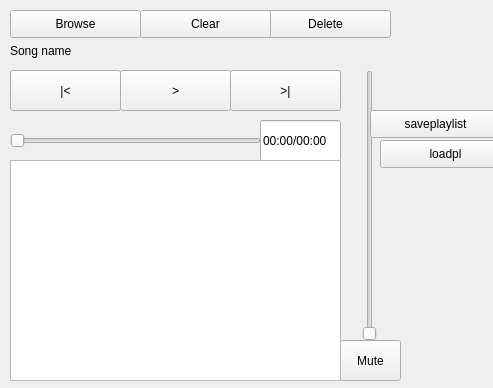
Qt form Right_Player/rightplayer.ui (kiiint/RightPlayer) before a commit.
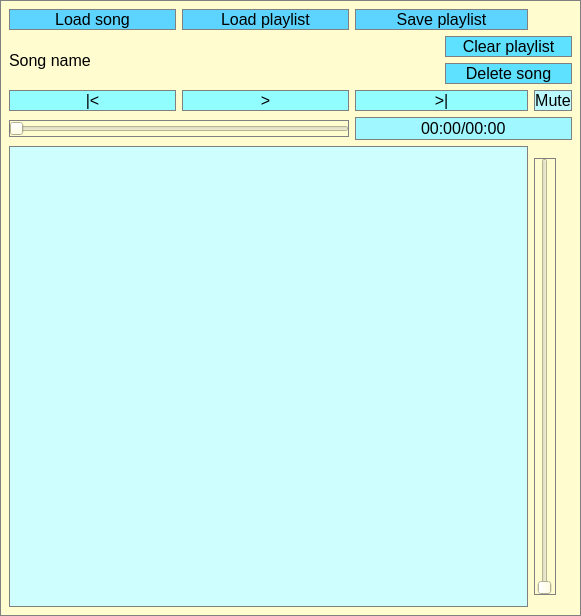
The same form after that commit.

Commit message: Improved interface visual

```diff
--- a/Right_Player/rightplayer.ui
+++ b/Right_Player/rightplayer.ui
@@ -6,202 +6,334 @@
    <rect>
     <x>0</x>
     <y>0</y>
-    <width>493</width>
-    <height>388</height>
+    <width>581</width>
+    <height>616</height>
    </rect>
   </property>
   <property name="windowTitle">
    <string>RightPlayer</string>
   </property>
+  <property name="styleSheet">
+   <string notr="true">QWidget{
+   border: 1px solid gray;
+   background-color: rgb(255, 252, 208) ;
+}
+QPushButton:pressed {
+    background-color: qlineargradient(x1: 0, y1: 0, x2: 0, y2: 1,
+                                      stop: 0 #ffbc47, stop: 1 #f5dfba);
+}</string>
+  </property>
   <widget class="QWidget" name="centralwidget">
-   <widget class="QPushButton" name="openfile">
-    <property name="geometry">
-     <rect>
-      <x>10</x>
-      <y>10</y>
-      <width>131</width>
-      <height>28</height>
-     </rect>
-    </property>
-    <property name="text">
-     <string>Browse</string>
-    </property>
-   </widget>
-   <widget class="QLabel" name="songname">
-    <property name="geometry">
-     <rect>
-      <x>10</x>
-      <y>40</y>
-      <width>331</width>
-      <height>21</height>
-     </rect>
-    </property>
-    <property name="contextMenuPolicy">
-     <enum>Qt::CustomContextMenu</enum>
-    </property>
-    <property name="layoutDirection">
-     <enum>Qt::LeftToRight</enum>
-    </property>
-    <property name="text">
-     <string>Song name</string>
-    </property>
-    <property name="alignment">
-     <set>Qt::AlignLeading|Qt::AlignLeft|Qt::AlignVCenter</set>
-    </property>
-   </widget>
-   <widget class="QSlider" name="slidertime">
-    <property name="geometry">
-     <rect>
-      <x>10</x>
-      <y>130</y>
-      <width>251</width>
-      <height>22</height>
-     </rect>
-    </property>
-    <property name="orientation">
-     <enum>Qt::Horizontal</enum>
-    </property>
-   </widget>
-   <widget class="QLineEdit" name="timesong">
-    <property name="geometry">
-     <rect>
-      <x>260</x>
-      <y>120</y>
-      <width>81</width>
-      <height>41</height>
-     </rect>
-    </property>
-    <property name="text">
-     <string>00:00/00:00</string>
-    </property>
-   </widget>
-   <widget class="QPushButton" name="stop_play">
-    <property name="geometry">
-     <rect>
-      <x>120</x>
-      <y>70</y>
-      <width>111</width>
-      <height>41</height>
-     </rect>
-    </property>
-    <property name="text">
-     <string>&gt;</string>
-    </property>
-   </widget>
-   <widget class="QPushButton" name="nextsong">
-    <property name="geometry">
-     <rect>
-      <x>230</x>
-      <y>70</y>
-      <width>111</width>
-      <height>41</height>
-     </rect>
-    </property>
-    <property name="text">
-     <string>&gt;|</string>
-    </property>
-   </widget>
-   <widget class="QPushButton" name="previous">
-    <property name="geometry">
-     <rect>
-      <x>10</x>
-      <y>70</y>
-      <width>111</width>
-      <height>41</height>
-     </rect>
-    </property>
-    <property name="text">
-     <string>|&lt;</string>
-    </property>
-   </widget>
-   <widget class="QSlider" name="volumesong">
-    <property name="geometry">
-     <rect>
-      <x>360</x>
-      <y>70</y>
-      <width>20</width>
-      <height>271</height>
-     </rect>
-    </property>
-    <property name="orientation">
-     <enum>Qt::Vertical</enum>
-    </property>
-   </widget>
-   <widget class="QPushButton" name="mute">
-    <property name="geometry">
-     <rect>
-      <x>340</x>
-      <y>340</y>
-      <width>61</width>
-      <height>41</height>
-     </rect>
-    </property>
-    <property name="text">
-     <string>Mute</string>
-    </property>
-   </widget>
-   <widget class="QListWidget" name="playlisttable">
-    <property name="geometry">
-     <rect>
-      <x>10</x>
-      <y>160</y>
-      <width>331</width>
-      <height>221</height>
-     </rect>
-    </property>
-   </widget>
-   <widget class="QPushButton" name="deletesong">
-    <property name="geometry">
-     <rect>
-      <x>260</x>
-      <y>10</y>
-      <width>131</width>
-      <height>28</height>
-     </rect>
-    </property>
-    <property name="text">
-     <string>Delete</string>
-    </property>
-   </widget>
-   <widget class="QPushButton" name="clearplaylist">
-    <property name="geometry">
-     <rect>
-      <x>140</x>
-      <y>10</y>
-      <width>131</width>
-      <height>28</height>
-     </rect>
-    </property>
-    <property name="text">
-     <string>Clear</string>
-    </property>
-   </widget>
-   <widget class="QPushButton" name="saveplaylist">
-    <property name="geometry">
-     <rect>
-      <x>370</x>
-      <y>110</y>
-      <width>131</width>
-      <height>28</height>
-     </rect>
-    </property>
-    <property name="text">
-     <string>saveplaylist</string>
-    </property>
-   </widget>
-   <widget class="QPushButton" name="loadplaylist">
-    <property name="geometry">
-     <rect>
-      <x>380</x>
-      <y>140</y>
-      <width>131</width>
-      <height>28</height>
-     </rect>
-    </property>
-    <property name="text">
-     <string>loadpl</string>
-    </property>
-   </widget>
+   <layout class="QGridLayout" name="gridLayout">
+    <item row="7" column="6">
+     <widget class="QSlider" name="volumesong">
+      <property name="enabled">
+       <bool>true</bool>
+      </property>
+      <property name="minimumSize">
+       <size>
+        <width>22</width>
+        <height>0</height>
+       </size>
+      </property>
+      <property name="styleSheet">
+       <string notr="true">Slider {
+   border: none;
+}</string>
+      </property>
+      <property name="orientation">
+       <enum>Qt::Vertical</enum>
+      </property>
+     </widget>
+    </item>
+    <item row="0" column="0" colspan="2">
+     <widget class="QPushButton" name="openfile">
+      <property name="font">
+       <font>
+        <pointsize>12</pointsize>
+       </font>
+      </property>
+      <property name="styleSheet">
+       <string notr="true">QPushButton {
+   border: 1px solid gray;
+   background-color: rgb(92, 212, 255);
+}
+QPushButton:pressed {
+    background-color: qlineargradient(x1: 0, y1: 0, x2: 0, y2: 1,
+                                      stop: 0 #ffbc47, stop: 1 #f5dfba);
+}</string>
+      </property>
+      <property name="text">
+       <string>Load song</string>
+      </property>
+     </widget>
+    </item>
+    <item row="3" column="6">
+     <widget class="QPushButton" name="mute">
+      <property name="font">
+       <font>
+        <pointsize>12</pointsize>
+       </font>
+      </property>
+      <property name="styleSheet">
+       <string notr="true">QPushButton {
+   border: 1px solid gray;
+   background-color:rgb(187, 249, 255) ;
+}
+QPushButton:pressed {
+    background-color: qlineargradient(x1: 0, y1: 0, x2: 0, y2: 1,
+                                      stop: 0 #ffbc47, stop: 1 #f5dfba);
+}</string>
+      </property>
+      <property name="text">
+       <string>Mute</string>
+      </property>
+     </widget>
+    </item>
+    <item row="3" column="0" colspan="2">
+     <widget class="QPushButton" name="previous">
+      <property name="font">
+       <font>
+        <pointsize>12</pointsize>
+       </font>
+      </property>
+      <property name="styleSheet">
+       <string notr="true">QPushButton {
+   border: 1px solid gray;
+   background-color: rgb(146, 253, 255);
+}
+QPushButton:pressed {
+    background-color: qlineargradient(x1: 0, y1: 0, x2: 0, y2: 1,
+                                      stop: 0 #ffbc47, stop: 1 #f5dfba);
+}</string>
+      </property>
+      <property name="text">
+       <string>|&lt;</string>
+      </property>
+     </widget>
+    </item>
+    <item row="4" column="4" colspan="3">
+     <widget class="QLineEdit" name="timesong">
+      <property name="font">
+       <font>
+        <pointsize>12</pointsize>
+       </font>
+      </property>
+      <property name="styleSheet">
+       <string notr="true">QLineEdit {
+   border: 1px solid gray;
+   background-color: rgb(161, 247, 255);
+}
+QPushButton:pressed {
+    background-color: qlineargradient(x1: 0, y1: 0, x2: 0, y2: 1,
+                                      stop: 0 #ffbc47, stop: 1 #f5dfba);
+}</string>
+      </property>
+      <property name="text">
+       <string>00:00/00:00</string>
+      </property>
+      <property name="alignment">
+       <set>Qt::AlignCenter</set>
+      </property>
+     </widget>
+    </item>
+    <item row="5" column="0" rowspan="5" colspan="6">
+     <widget class="QListWidget" name="playlisttable">
+      <property name="font">
+       <font>
+        <pointsize>14</pointsize>
+       </font>
+      </property>
+      <property name="styleSheet">
+       <string notr="true">QListWidget {
+   border: 1px solid gray;
+   background-color: rgb(207, 254, 255);
+}
+QPushButton:pressed {
+    background-color: qlineargradient(x1: 0, y1: 0, x2: 0, y2: 1,
+                                      stop: 0 #ffbc47, stop: 1 #f5dfba);
+}</string>
+      </property>
+     </widget>
+    </item>
+    <item row="3" column="2" colspan="2">
+     <widget class="QPushButton" name="stop_play">
+      <property name="font">
+       <font>
+        <pointsize>12</pointsize>
+       </font>
+      </property>
+      <property name="styleSheet">
+       <string notr="true">QPushButton {
+   border: 1px solid gray;
+   background-color: rgb(146, 253, 255);
+}
+QPushButton:pressed {
+    background-color: qlineargradient(x1: 0, y1: 0, x2: 0, y2: 1,
+                                      stop: 0 #ffbc47, stop: 1 #f5dfba);
+}</string>
+      </property>
+      <property name="text">
+       <string>&gt;</string>
+      </property>
+     </widget>
+    </item>
+    <item row="0" column="4" colspan="2">
+     <widget class="QPushButton" name="saveplaylist">
+      <property name="font">
+       <font>
+        <pointsize>12</pointsize>
+       </font>
+      </property>
+      <property name="styleSheet">
+       <string notr="true">QPushButton {
+   border: 1px solid gray;
+   background-color: rgb(92, 212, 255) ;
+}
+QPushButton:pressed {
+    background-color: qlineargradient(x1: 0, y1: 0, x2: 0, y2: 1,
+                                      stop: 0 #ffbc47, stop: 1 #f5dfba);
+}</string>
+      </property>
+      <property name="text">
+       <string>Save playlist</string>
+      </property>
+     </widget>
+    </item>
+    <item row="2" column="5" colspan="2">
+     <widget class="QPushButton" name="deletesong">
+      <property name="font">
+       <font>
+        <pointsize>12</pointsize>
+       </font>
+      </property>
+      <property name="styleSheet">
+       <string notr="true">QPushButton {
+   border: 1px solid gray;
+   background-color: rgb(94, 225, 255) ;
+}
+QPushButton:pressed {
+    background-color: qlineargradient(x1: 0, y1: 0, x2: 0, y2: 1,
+                                      stop: 0 #ffbc47, stop: 1 #f5dfba);
+}</string>
+      </property>
+      <property name="text">
+       <string>Delete song</string>
+      </property>
+     </widget>
+    </item>
+    <item row="4" column="0" colspan="4">
+     <widget class="QSlider" name="slidertime">
+      <property name="font">
+       <font>
+        <pointsize>15</pointsize>
+       </font>
+      </property>
+      <property name="styleSheet">
+       <string notr="true"/>
+      </property>
+      <property name="orientation">
+       <enum>Qt::Horizontal</enum>
+      </property>
+     </widget>
+    </item>
+    <item row="3" column="4" colspan="2">
+     <widget class="QPushButton" name="nextsong">
+      <property name="font">
+       <font>
+        <pointsize>12</pointsize>
+       </font>
+      </property>
+      <property name="styleSheet">
+       <string notr="true">QPushButton {
+   border: 1px solid gray;
+   background-color: rgb(146, 253, 255);
+}
+QPushButton:pressed {
+    background-color: qlineargradient(x1: 0, y1: 0, x2: 0, y2: 1,
+                                      stop: 0 #ffbc47, stop: 1 #f5dfba);
+}</string>
+      </property>
+      <property name="text">
+       <string>&gt;|</string>
+      </property>
+     </widget>
+    </item>
+    <item row="0" column="2" colspan="2">
+     <widget class="QPushButton" name="loadplaylist">
+      <property name="font">
+       <font>
+        <pointsize>12</pointsize>
+       </font>
+      </property>
+      <property name="styleSheet">
+       <string notr="true">QPushButton {
+   border: 1px solid gray;
+   background-color: rgb(92, 212, 255) ;
+}
+QPushButton:pressed {
+    background-color: qlineargradient(x1: 0, y1: 0, x2: 0, y2: 1,
+                                      stop: 0 #ffbc47, stop: 1 #f5dfba);
+}</string>
+      </property>
+      <property name="text">
+       <string>Load playlist</string>
+      </property>
+     </widget>
+    </item>
+    <item row="1" column="5" colspan="2">
+     <widget class="QPushButton" name="clearplaylist">
+      <property name="font">
+       <font>
+        <pointsize>12</pointsize>
+       </font>
+      </property>
+      <property name="styleSheet">
+       <string notr="true">QPushButton {
+   border: 1px solid gray;
+   background-color: rgb(94, 225, 255) ;
+}
+QPushButton:pressed {
+    background-color: qlineargradient(x1: 0, y1: 0, x2: 0, y2: 1,
+                                      stop: 0 #ffbc47, stop: 1 #f5dfba);
+}</string>
+      </property>
+      <property name="text">
+       <string>Clear playlist</string>
+      </property>
+     </widget>
+    </item>
+    <item row="1" column="0" rowspan="2" colspan="5">
+     <widget class="QLabel" name="songname">
+      <property name="font">
+       <font>
+        <pointsize>12</pointsize>
+       </font>
+      </property>
+      <property name="contextMenuPolicy">
+       <enum>Qt::CustomContextMenu</enum>
+      </property>
+      <property name="layoutDirection">
+       <enum>Qt::LeftToRight</enum>
+      </property>
+      <property name="styleSheet">
+       <string notr="true">QLabel {
+   border: none;
+}
+</string>
+      </property>
+      <property name="lineWidth">
+       <number>0</number>
+      </property>
+      <property name="text">
+       <string>Song name</string>
+      </property>
+      <property name="alignment">
+       <set>Qt::AlignLeading|Qt::AlignLeft|Qt::AlignVCenter</set>
+      </property>
+     </widget>
+    </item>
+   </layout>
   </widget>
  </widget>
  <resources/>
```
The commit also changes 1 other file.
